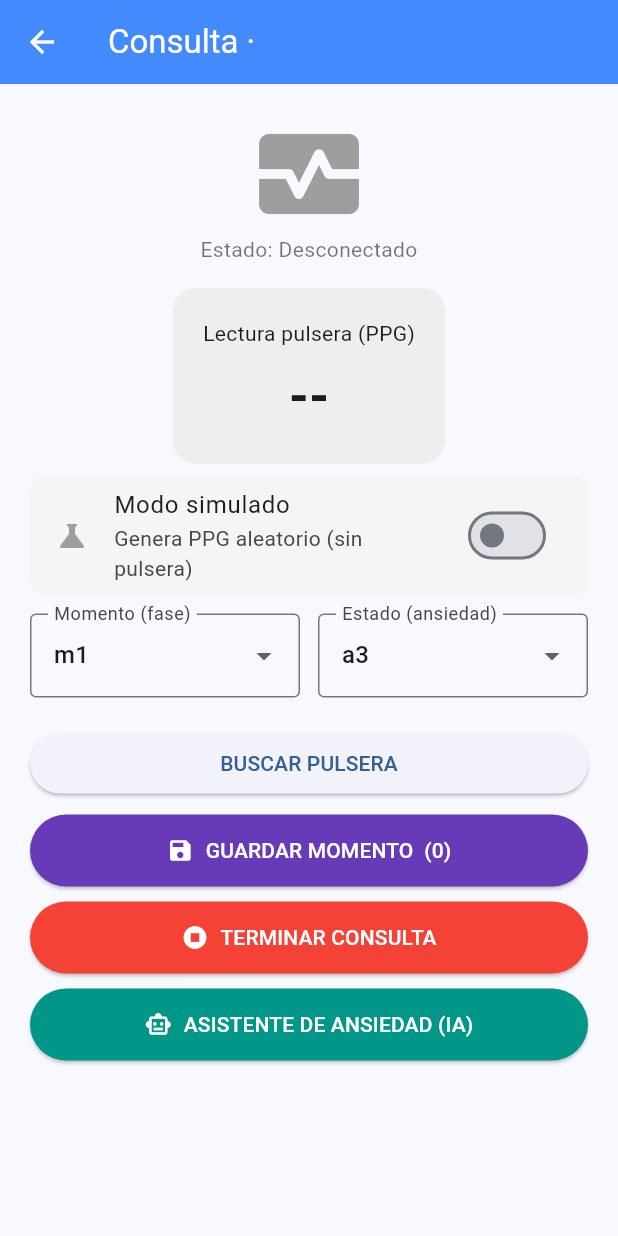
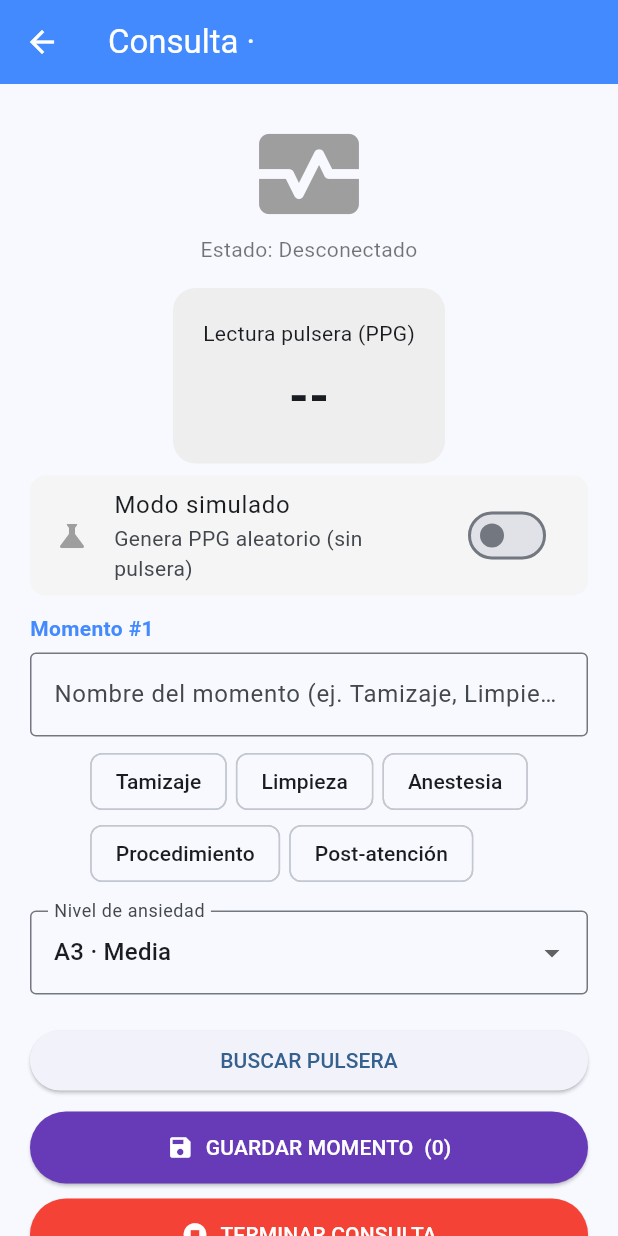
Before and after one commit to Afkaqui/odonto2026_app, a Flutter app: the MonitorScreen screen opened directly with empty values, on a phone screen of 412 x 824 dp. Run offline on Flutter 3.47's test engine with Material 3 defaults, Android fonts, the phone set to English and light mode, and no system bars; our stand-ins replace dash_chat_2, flutter_blue_plus, google_generative_ai, shared_preferences; accounts and stored records are empty; network calls fail.

Commit message:
Momento editable (contador+etiqueta) y ansiedad con etiquetas a1..a5

```diff
--- a/lib/api_service.dart
+++ b/lib/api_service.dart
@@ -119,27 +119,6 @@ class ApiService {
     return Map<String, dynamic>.from(_decode(r)['consultation']);
   }
 
-  // ---------------- Records (momentos clave) ----------------
-  static Future<Map<String, dynamic>> createRecord({
-    required int consultationId,
-    double? ppg,
-    String? bpmRaw,
-    String? source,
-    String? deviceTime,
-    required String phase, // m1..m6
-    required String status, // a1..a5
-  }) async {
-    final r = await http.post(_u('/api/records'),
-        headers: _headers,
-        body: jsonEncode({
-          'consultation_id': consultationId,
-          'ppg': ppg,
-          'bpm_raw': bpmRaw,
-          'source': source,
-          'device_time': deviceTime,
-          'phase': phase,
-          'status': status,
-        }));
-    return Map<String, dynamic>.from(_decode(r)['record']);
-  }
+  // Nota: el envío de records va por syncConsultation (offline-first), no hay
+  // createRecord directo.
 }
--- a/lib/models.dart
+++ b/lib/models.dart
@@ -8,8 +8,9 @@ class LocalRecord {
   final String? bpmRaw;
   final String? source;
   final String? deviceTime;
-  final String phase;  // m1..m6
-  final String status; // a1..a5
+  final int phaseNum;       // numero de momento (contador: 1,2,3...)
+  final String phaseLabel;  // etiqueta editable (tamizaje, limpieza, ...)
+  final String status;      // a1..a5 (nivel de ansiedad, a1 menor .. a5 mayor)
 
   LocalRecord({
     required this.capturedAt,
@@ -17,7 +18,8 @@ class LocalRecord {
     this.bpmRaw,
     this.source,
     this.deviceTime,
-    required this.phase,
+    required this.phaseNum,
+    required this.phaseLabel,
     required this.status,
   });
 
@@ -27,7 +29,8 @@ class LocalRecord {
         'bpm_raw': bpmRaw,
         'source': source,
         'device_time': deviceTime,
-        'phase': phase,
+        'phase_num': phaseNum,
+        'phase_label': phaseLabel,
         'status': status,
       };
 
@@ -37,7 +40,8 @@ class LocalRecord {
         bpmRaw: j['bpm_raw'] as String?,
         source: j['source'] as String?,
         deviceTime: j['device_time'] as String?,
-        phase: j['phase'] as String,
+        phaseNum: (j['phase_num'] as num?)?.toInt() ?? 0,
+        phaseLabel: j['phase_label'] as String? ?? '',
         status: j['status'] as String,
       );
 }
--- a/lib/monitor_screen.dart
+++ b/lib/monitor_screen.dart
@@ -30,9 +30,18 @@ class _MonitorScreenState extends State<MonitorScreen> {
   StreamSubscription? _scanSubscription;
   StreamSubscription? _valueSubscription;
 
-  String _phase = 'm1';
+  final _momento = TextEditingController(); // etiqueta editable del momento
   String _estado = 'a3';
   bool _terminada = false;
+
+  // Ansiedad: a1 (menor) .. a5 (mayor).
+  static const Map<String, String> anxLabels = {
+    'a1': 'Muy baja', 'a2': 'Baja', 'a3': 'Media', 'a4': 'Alta', 'a5': 'Muy alta',
+  };
+  // Sugerencias comunes de momento (el odontólogo puede escribir cualquiera).
+  static const List<String> momentoSugerencias = [
+    'Tamizaje', 'Limpieza', 'Anestesia', 'Procedimiento', 'Post-atención',
+  ];
 
   // Modo simulado: genera PPG aleatorio sin necesidad de pulsera (para pruebas).
   // Funciona igual offline u online (los records se guardan local y sincronizan).
@@ -52,6 +61,7 @@ class _MonitorScreenState extends State<MonitorScreen> {
 
   @override
   void dispose() {
+    _momento.dispose();
     _simTimer?.cancel();
     _scanSubscription?.cancel();
     _valueSubscription?.cancel();
@@ -152,18 +162,22 @@ class _MonitorScreenState extends State<MonitorScreen> {
       ppg = double.tryParse(crudo.trim());
     }
 
+    final num = widget.consultation.records.length + 1;      // contador de momento
+    final label = _momento.text.trim().isEmpty ? 'Momento $num' : _momento.text.trim();
+
     widget.consultation.records.add(LocalRecord(
       capturedAt: DateTime.now().toIso8601String(),
       ppg: ppg,
       bpmRaw: crudo,
       source: fuente,
       deviceTime: horaDisp,
-      phase: _phase,
+      phaseNum: num,
+      phaseLabel: label,
       status: _estado,
     ));
     await LocalStore.instance.touch();
     setState(() {});
-    _msg('✅ Momento guardado ($_phase / $_estado) — local');
+    _msg('✅ Momento #$num "$label" · ansiedad ${anxLabels[_estado]} — guardado');
   }
 
   Future<void> _terminar() async {
@@ -231,21 +245,38 @@ class _MonitorScreenState extends State<MonitorScreen> {
             ),
           ),
           const SizedBox(height: 12),
-          Row(children: [
-            Expanded(child: DropdownButtonFormField<String>(
-              value: _phase,
-              decoration: const InputDecoration(labelText: 'Momento (fase)', border: OutlineInputBorder()),
-              items: const ['m1','m2','m3','m4','m5','m6'].map((e) => DropdownMenuItem(value: e, child: Text(e))).toList(),
-              onChanged: (v) => setState(() => _phase = v ?? 'm1'),
-            )),
-            const SizedBox(width: 12),
-            Expanded(child: DropdownButtonFormField<String>(
-              value: _estado,
-              decoration: const InputDecoration(labelText: 'Estado (ansiedad)', border: OutlineInputBorder()),
-              items: const ['a1','a2','a3','a4','a5'].map((e) => DropdownMenuItem(value: e, child: Text(e))).toList(),
-              onChanged: (v) => setState(() => _estado = v ?? 'a3'),
-            )),
-          ]),
+          // --- Momento: contador automático + etiqueta editable ---
+          Align(
+            alignment: Alignment.centerLeft,
+            child: Text('Momento #${widget.consultation.records.length + 1}',
+                style: const TextStyle(fontWeight: FontWeight.bold, color: Colors.blueAccent)),
+          ),
+          const SizedBox(height: 6),
+          TextField(
+            controller: _momento,
+            decoration: const InputDecoration(
+              labelText: 'Nombre del momento (ej. Tamizaje, Limpieza...)',
+              border: OutlineInputBorder(),
+            ),
+          ),
+          const SizedBox(height: 6),
+          Wrap(
+            spacing: 6,
+            children: momentoSugerencias.map((s) => ActionChip(
+              label: Text(s),
+              onPressed: () => setState(() => _momento.text = s),
+            )).toList(),
+          ),
+          const SizedBox(height: 14),
+          // --- Nivel de ansiedad (a1 menor .. a5 mayor) con etiquetas ---
+          DropdownButtonFormField<String>(
+            value: _estado,
+            decoration: const InputDecoration(labelText: 'Nivel de ansiedad', border: OutlineInputBorder()),
+            items: anxLabels.entries
+                .map((e) => DropdownMenuItem(value: e.key, child: Text('${e.key.toUpperCase()} · ${e.value}')))
+                .toList(),
+            onChanged: (v) => setState(() => _estado = v ?? 'a3'),
+          ),
           const SizedBox(height: 20),
           SizedBox(width: double.infinity, child: ElevatedButton(onPressed: startScanAndConnect, child: const Text("BUSCAR PULSERA"))),
           const SizedBox(height: 10),
```
